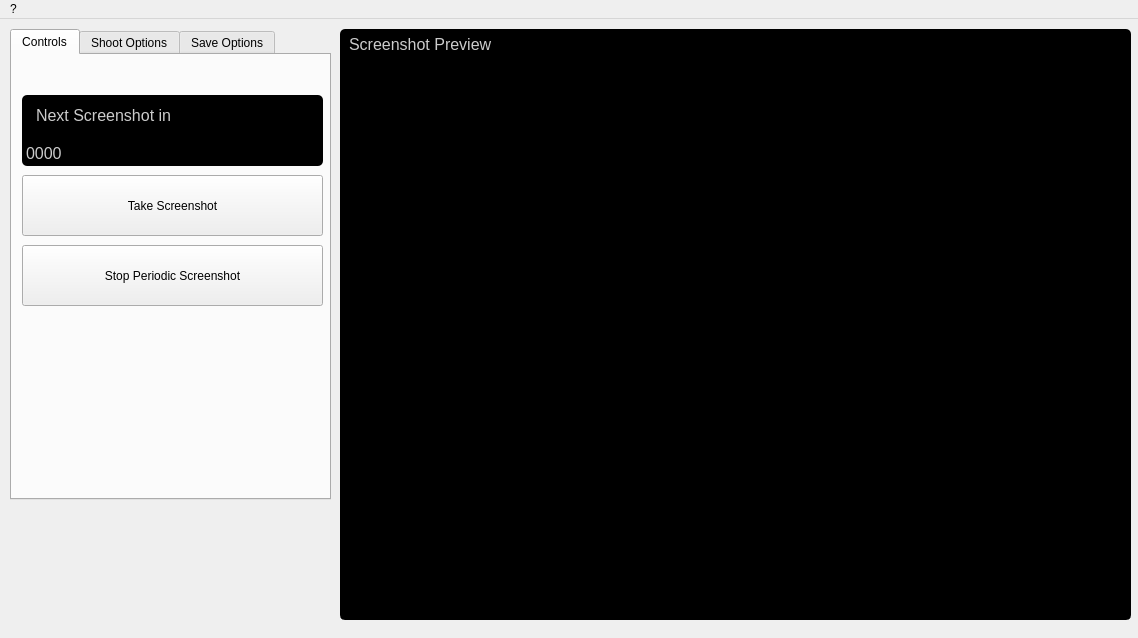
Old version of the form qt/screenshot/window.ui in the repository tangboshi/julia_c.
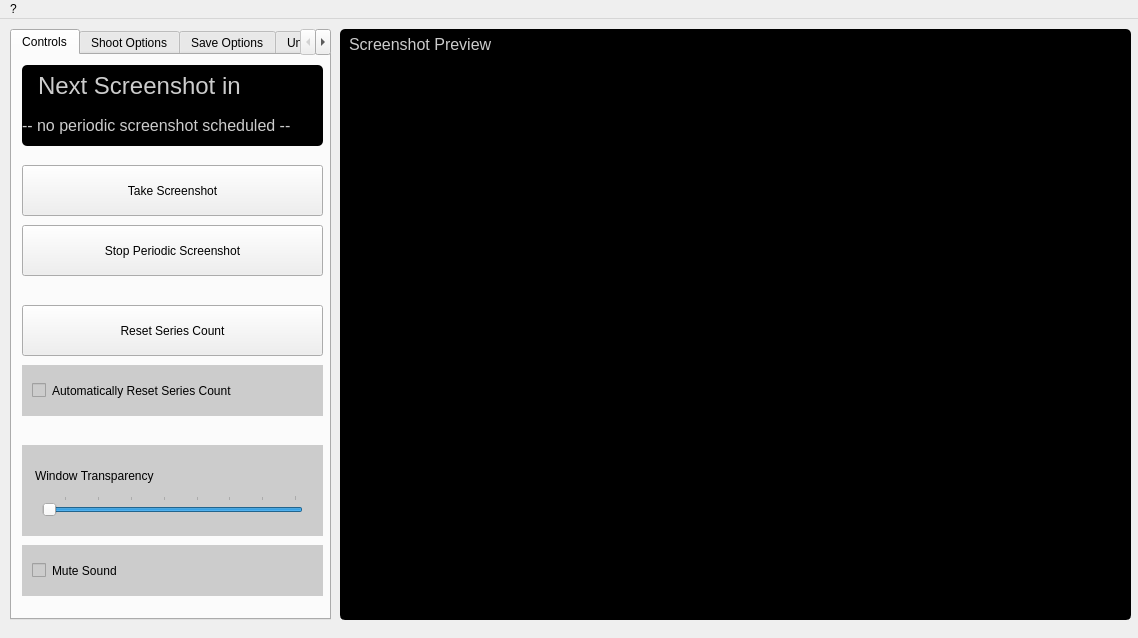
New version of the form.

What changed in the file:
```diff
--- a/qt/screenshot/window.ui
+++ b/qt/screenshot/window.ui
@@ -20,7 +20,7 @@
       <x>10</x>
       <y>10</y>
       <width>321</width>
-      <height>471</height>
+      <height>591</height>
      </rect>
     </property>
     <property name="currentIndex">
@@ -34,9 +34,9 @@
       <property name="geometry">
        <rect>
         <x>10</x>
-        <y>120</y>
+        <y>110</y>
         <width>301</width>
-        <height>61</height>
+        <height>51</height>
        </rect>
       </property>
       <property name="text">
@@ -47,9 +47,9 @@
       <property name="geometry">
        <rect>
         <x>10</x>
-        <y>190</y>
+        <y>170</y>
         <width>301</width>
-        <height>61</height>
+        <height>51</height>
        </rect>
       </property>
       <property name="text">
@@ -63,7 +63,7 @@
       <property name="geometry">
        <rect>
         <x>10</x>
-        <y>40</y>
+        <y>10</y>
         <width>301</width>
         <height>41</height>
        </rect>
@@ -71,7 +71,7 @@
       <property name="styleSheet">
        <string notr="true">background:#000;
 color:#ccc;
-font-size:16px;
+font-size:24px;
 padding:10px;
 qproperty-alignment:AlignCenter;
 border-top-left-radius:5px;
@@ -85,9 +85,9 @@
       <property name="geometry">
        <rect>
         <x>10</x>
-        <y>80</y>
+        <y>50</y>
         <width>301</width>
-        <height>31</height>
+        <height>41</height>
        </rect>
       </property>
       <property name="styleSheet">
@@ -95,15 +95,125 @@
 color:#ccc;
 font-size:16px;
 qproperty-alignment: AlignCenter;
-padding-top:5px;
 border-bottom-left-radius:5px;
 border-bottom-right-radius:5px;
 </string>
       </property>
       <property name="text">
-       <string>0000</string>
+       <string>-- no periodic screenshot scheduled --</string>
       </property>
      </widget>
+     <widget class="QSlider" name="sliderOpacity">
+      <property name="geometry">
+       <rect>
+        <x>30</x>
+        <y>440</y>
+        <width>261</width>
+        <height>21</height>
+       </rect>
+      </property>
+      <property name="minimum">
+       <number>25</number>
+      </property>
+      <property name="maximum">
+       <number>100</number>
+      </property>
+      <property name="singleStep">
+       <number>5</number>
+      </property>
+      <property name="value">
+       <number>100</number>
+      </property>
+      <property name="orientation">
+       <enum>Qt::Horizontal</enum>
+      </property>
+      <property name="invertedAppearance">
+       <bool>true</bool>
+      </property>
+      <property name="invertedControls">
+       <bool>false</bool>
+      </property>
+      <property name="tickPosition">
+       <enum>QSlider::TicksAbove</enum>
+      </property>
+     </widget>
+     <widget class="QLabel" name="labelTransparency">
+      <property name="geometry">
+       <rect>
+        <x>10</x>
+        <y>390</y>
+        <width>301</width>
+        <height>91</height>
+       </rect>
+      </property>
+      <property name="styleSheet">
+       <string notr="true">padding-left: 10px;
+background: #ccc;
+padding-bottom:30px;</string>
+      </property>
+      <property name="text">
+       <string>Window Transparency</string>
+      </property>
+     </widget>
+     <widget class="QPushButton" name="buttonResetSeriesCount">
+      <property name="geometry">
+       <rect>
+        <x>10</x>
+        <y>250</y>
+        <width>301</width>
+        <height>51</height>
+       </rect>
+      </property>
+      <property name="text">
+       <string>Reset Series Count</string>
+      </property>
+      <property name="shortcut">
+       <string>Ctrl+C</string>
+      </property>
+     </widget>
+     <widget class="QCheckBox" name="checkboxAutomaticallyResetSeriesCount">
+      <property name="geometry">
+       <rect>
+        <x>10</x>
+        <y>310</y>
+        <width>301</width>
+        <height>51</height>
+       </rect>
+      </property>
+      <property name="styleSheet">
+       <string notr="true">padding: 10px;
+background: #ccc;</string>
+      </property>
+      <property name="text">
+       <string>Automatically Reset Series Count</string>
+      </property>
+     </widget>
+     <widget class="QCheckBox" name="checkboxMuteSound">
+      <property name="geometry">
+       <rect>
+        <x>10</x>
+        <y>490</y>
+        <width>301</width>
+        <height>51</height>
+       </rect>
+      </property>
+      <property name="styleSheet">
+       <string notr="true">padding: 10px;
+background: #ccc;</string>
+      </property>
+      <property name="text">
+       <string>Mute Sound</string>
+      </property>
+     </widget>
+     <zorder>labelTransparency</zorder>
+     <zorder>buttonTake</zorder>
+     <zorder>buttonStop</zorder>
+     <zorder>labelNextScreenshotIn</zorder>
+     <zorder>labelNextScreenshotInTime</zorder>
+     <zorder>sliderOpacity</zorder>
+     <zorder>buttonResetSeriesCount</zorder>
+     <zorder>checkboxAutomaticallyResetSeriesCount</zorder>
+     <zorder>checkboxMuteSound</zorder>
     </widget>
     <widget class="QWidget" name="options">
      <attribute name="title">
@@ -647,6 +757,105 @@
       </property>
      </widget>
     </widget>
+    <widget class="QWidget" name="tabUnimplemented">
+     <attribute name="title">
+      <string>Unimplemented</string>
+     </attribute>
+     <widget class="QLabel" name="labelOverridePolicy">
+      <property name="geometry">
+       <rect>
+        <x>10</x>
+        <y>10</y>
+        <width>301</width>
+        <height>51</height>
+       </rect>
+      </property>
+      <property name="styleSheet">
+       <string notr="true">padding-left: 10px;
+background: #ccc;</string>
+      </property>
+      <property name="text">
+       <string>Override Policy</string>
+      </property>
+     </widget>
+     <widget class="QComboBox" name="dropdownOverridePolicy">
+      <property name="geometry">
+       <rect>
+        <x>190</x>
+        <y>20</y>
+        <width>111</width>
+        <height>28</height>
+       </rect>
+      </property>
+      <item>
+       <property name="text">
+        <string>Ask</string>
+       </property>
+      </item>
+      <item>
+       <property name="text">
+        <string>Preserve</string>
+       </property>
+      </item>
+      <item>
+       <property name="text">
+        <string>Override</string>
+       </property>
+      </item>
+      <item>
+       <property name="text">
+        <string>Rename</string>
+       </property>
+      </item>
+     </widget>
+     <widget class="QLabel" name="labelTargetArea">
+      <property name="geometry">
+       <rect>
+        <x>10</x>
+        <y>70</y>
+        <width>301</width>
+        <height>51</height>
+       </rect>
+      </property>
+      <property name="styleSheet">
+       <string notr="true">padding-left: 10px;
+background: #ccc;</string>
+      </property>
+      <property name="text">
+       <string>Target Area</string>
+      </property>
+     </widget>
+     <widget class="QComboBox" name="dropdownTargetArea">
+      <property name="geometry">
+       <rect>
+        <x>190</x>
+        <y>80</y>
+        <width>111</width>
+        <height>28</height>
+       </rect>
+      </property>
+      <item>
+       <property name="text">
+        <string>Entire Screen</string>
+       </property>
+      </item>
+      <item>
+       <property name="text">
+        <string>Window</string>
+       </property>
+      </item>
+      <item>
+       <property name="text">
+        <string>Rectangle</string>
+       </property>
+      </item>
+      <item>
+       <property name="text">
+        <string>Polygon</string>
+       </property>
+      </item>
+     </widget>
+    </widget>
    </widget>
    <widget class="QLabel" name="labelScreenshotPreview">
     <property name="geometry">
```
Left out of the diff: 6 changed lines with no effect on the pictures.
